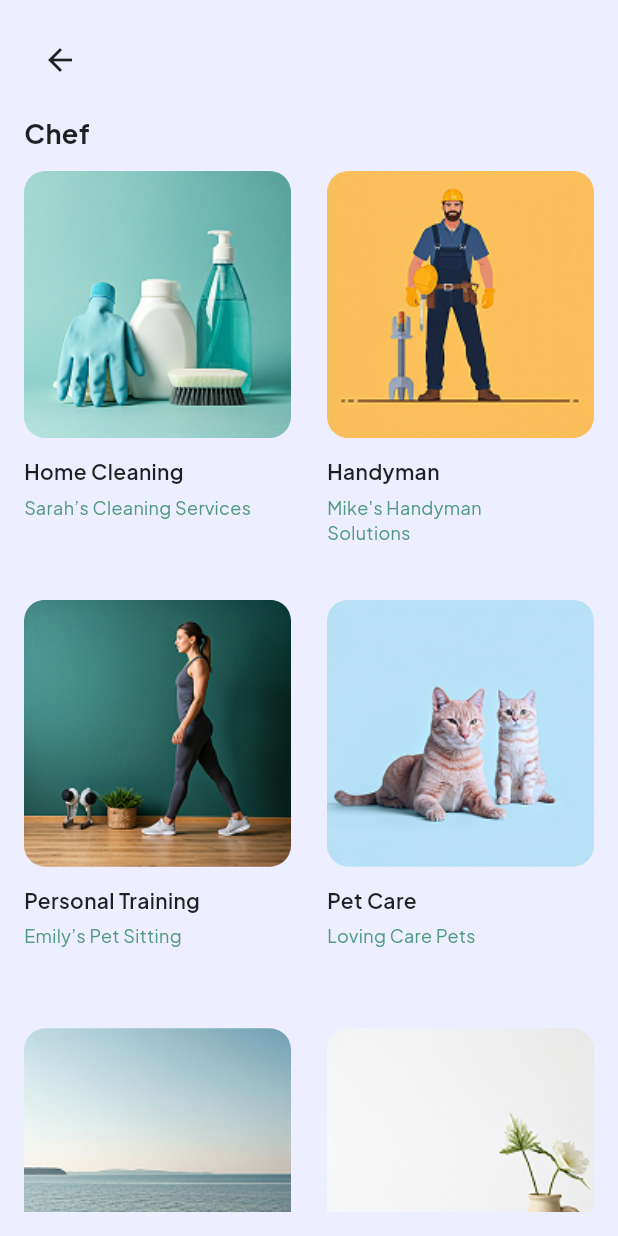
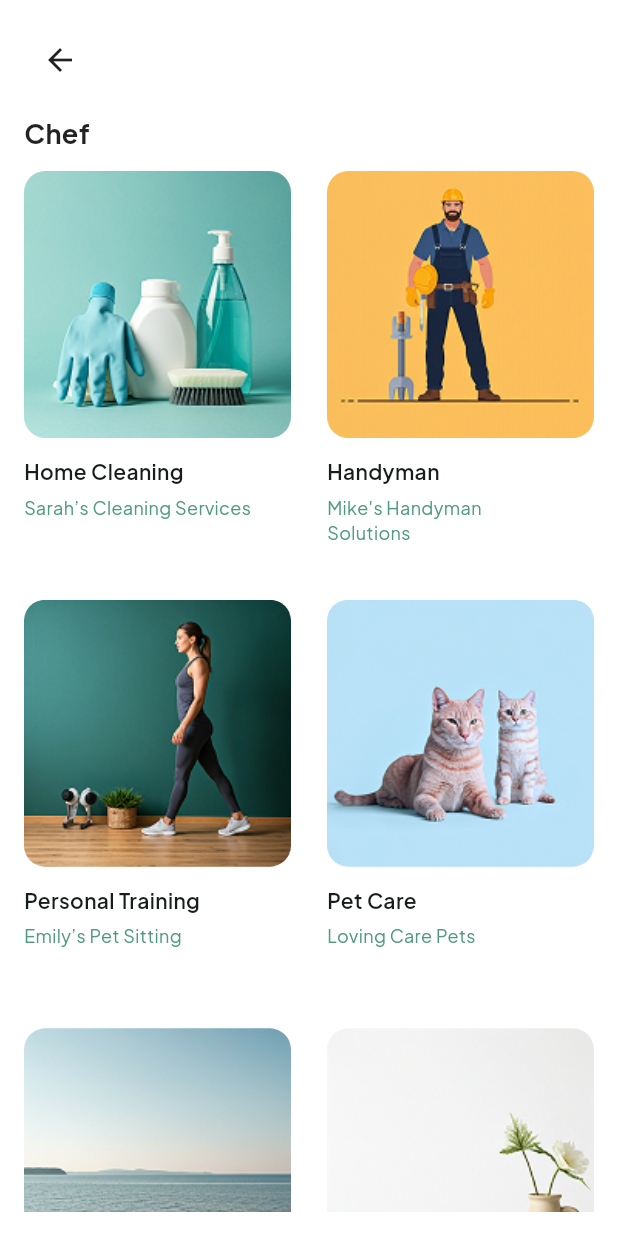
Before and after one commit to jame46120/Around-Demo, a Flutter app: the screen it shows after launch, after a tap on "Chef", on a phone screen of 412 x 824 dp. Run offline on Flutter 3.47's test engine with Material 3 defaults, Android fonts, the phone set to English and light mode, and no system bars.

Commit message:
refactoring the grid view

```diff
--- a/lib/screens/category.dart
+++ b/lib/screens/category.dart
@@ -1,4 +1,6 @@
 import 'package:flutter/material.dart';
+import '../widgets/service_grid.dart';
+import 'store_home_page.dart';
 
 class Category extends StatelessWidget {
   final String categoryTitle;
@@ -13,7 +15,7 @@ class Category extends StatelessWidget {
   @override
   Widget build(BuildContext context) {
     return Scaffold(
-      backgroundColor: const Color(0xFFEDEEFF),
+      backgroundColor: Colors.white,
       body: SafeArea(
         child: Padding(
           padding: const EdgeInsets.all(16),
@@ -54,49 +56,14 @@ class Category extends StatelessWidget {
 
               // Grid content
               Expanded(
-                child: GridView.builder(
-                  itemCount: services.length,
-                  gridDelegate: const SliverGridDelegateWithFixedCrossAxisCount(
-                    crossAxisCount: 2,
-                    mainAxisSpacing: 24,
-                    crossAxisSpacing: 24,
-                    childAspectRatio: 0.68,
-                  ),
-                  itemBuilder: (context, index) {
-                    final service = services[index];
-                    return Column(
-                      crossAxisAlignment: CrossAxisAlignment.start,
-                      children: [
-                        ClipRRect(
-                          borderRadius: BorderRadius.circular(14),
-                          child: AspectRatio(
-                            aspectRatio: 1,
-                            child: Image.asset(
-                              service['image']!,
-                              fit: BoxFit.cover,
-                            ),
-                          ),
-                        ),
-                        const SizedBox(height: 12),
-                        Text(
-                          service['title']!,
-                          style: const TextStyle(
-                            fontWeight: FontWeight.w600,
-                            fontSize: 14,
-                            color: Colors.black87,
-                          ),
-                        ),
-                        const SizedBox(height: 6),
-                        Text(
-                          service['subtitle']!,
-                          style: const TextStyle(
-                            fontSize: 12,
-                            color: Color(0xFF4F9A81),
-                          ),
-                          maxLines: 2,
-                          overflow: TextOverflow.ellipsis,
-                        ),
-                      ],
+                child: ServiceGrid(
+                  services: services,
+                  onTap: (service) {
+                    Navigator.push(
+                      context,
+                      MaterialPageRoute(
+                        builder: (context) => StoreHomePage(), // or pass the data if needed
+                      ),
                     );
                   },
                 ),
--- a/lib/screens/explore_tab.dart
+++ b/lib/screens/explore_tab.dart
@@ -1,6 +1,7 @@
 import 'package:flutter/material.dart';
 import 'category.dart';
 import 'store_home_page.dart';
+import '../widgets/service_grid.dart';
 
 class ExploreTab extends StatelessWidget {
   const ExploreTab({super.key});
@@ -48,9 +49,12 @@ class ExploreTab extends StatelessWidget {
       },
     ];
 
-    return SafeArea(
+    return Scaffold(
+      backgroundColor: Colors.white,
+      body: SafeArea(
+        child: Padding(
+          padding: const EdgeInsets.all(16),
           child: ListView(
-        padding: const EdgeInsets.all(16),
             children: [
               const SizedBox(height: 16),
               Row(
@@ -66,24 +70,11 @@ class ExploreTab extends StatelessWidget {
                   ),
                 ],
               ),
-          // const SizedBox(height: 12),
-          // TextField(
-          //   decoration: InputDecoration(
-          //     hintText: "Search for services",
-          //     prefixIcon: const Icon(Icons.search),
-          //     contentPadding: const EdgeInsets.symmetric(vertical: 0),
-          //     border: OutlineInputBorder(
-          //       borderRadius: BorderRadius.circular(12),
-          //       borderSide: const BorderSide(color: Color(0xFFC7E8D9)),
-          //     ),
-          //     enabledBorder: OutlineInputBorder(
-          //       borderRadius: BorderRadius.circular(12),
-          //       borderSide: const BorderSide(color: Color(0xFFC7E8D9)),
-          //     ),
-          //   ),
-          // ),
               const SizedBox(height: 20),
-          const Text("Categories", style: TextStyle(fontWeight: FontWeight.bold, fontSize: 18)),
+              const Text(
+                "Categories",
+                style: TextStyle(fontWeight: FontWeight.bold, fontSize: 18),
+              ),
               const SizedBox(height: 12),
               SingleChildScrollView(
                 scrollDirection: Axis.horizontal,
@@ -96,7 +87,7 @@ class ExploreTab extends StatelessWidget {
                           MaterialPageRoute(
                             builder: (context) => Category(
                               categoryTitle: category['label'] as String,
-                          services: services, // filter if needed
+                              services: services,
                             ),
                           ),
                         );
@@ -127,67 +118,26 @@ class ExploreTab extends StatelessWidget {
                 ),
               ),
               const SizedBox(height: 24),
-          const Text("Trending Service", style: TextStyle(fontWeight: FontWeight.bold, fontSize: 18)),
+              const Text(
+                "Trending Service",
+                style: TextStyle(fontWeight: FontWeight.bold, fontSize: 18),
+              ),
               const SizedBox(height: 12),
-          GridView.builder(
-            shrinkWrap: true,
-            physics: const NeverScrollableScrollPhysics(),
-            itemCount: services.length,
-            gridDelegate: const SliverGridDelegateWithFixedCrossAxisCount(
-              crossAxisCount: 2,
-              mainAxisSpacing: 24,
-              crossAxisSpacing: 24,
-              childAspectRatio: 0.68,
-            ),
-            itemBuilder: (context, index) {
-              final service = services[index];
-              return Column(
-                crossAxisAlignment: CrossAxisAlignment.start,
-                children: [
-                  GestureDetector(
-                    onTap: () {
+              ServiceGrid(
+                services: services,
+                onTap: (service) {
                   Navigator.push(
                     context,
                     MaterialPageRoute(
-                          builder: (context) => StoreHomePage(), // Make sure this class exists
+                      builder: (context) => StoreHomePage(),
                     ),
-                      );
-                    },
-                    child: ClipRRect(
-                      borderRadius: BorderRadius.circular(14),
-                      child: AspectRatio(
-                        aspectRatio: 1,
-                        child: Image.asset(
-                          service['image']!,
-                          fit: BoxFit.cover,
-                        ),
-                      ),
-                    ),
-                  ),
-                  const SizedBox(height: 12),
-                  Text(
-                    service['title']!,
-                    style: const TextStyle(
-                      fontWeight: FontWeight.w600,
-                      fontSize: 14,
-                    ),
-                  ),
-                  const SizedBox(height: 6),
-                  Text(
-                    service['subtitle']!,
-                    style: const TextStyle(
-                      fontSize: 12,
-                      color: Color(0xFF4F9A81),
-                    ),
-                    maxLines: 2,
-                    overflow: TextOverflow.ellipsis,
-                  ),
-                ],
                   );
                 },
               ),
             ],
           ),
+        ),
+      ),
     );
   }
 }
--- a/lib/widgets/service_grid.dart
+++ b/lib/widgets/service_grid.dart
@@ -16,7 +16,7 @@ class ServiceGrid extends StatelessWidget {
       itemCount: services.length,
       shrinkWrap: true,
       physics: const NeverScrollableScrollPhysics(),
-      padding: const EdgeInsets.symmetric(horizontal: 16),
+      padding: EdgeInsets.zero,
       gridDelegate: const SliverGridDelegateWithFixedCrossAxisCount(
         crossAxisCount: 2,
         mainAxisSpacing: 24,
```
Lines whose indentation alone changed are shown as unchanged.
